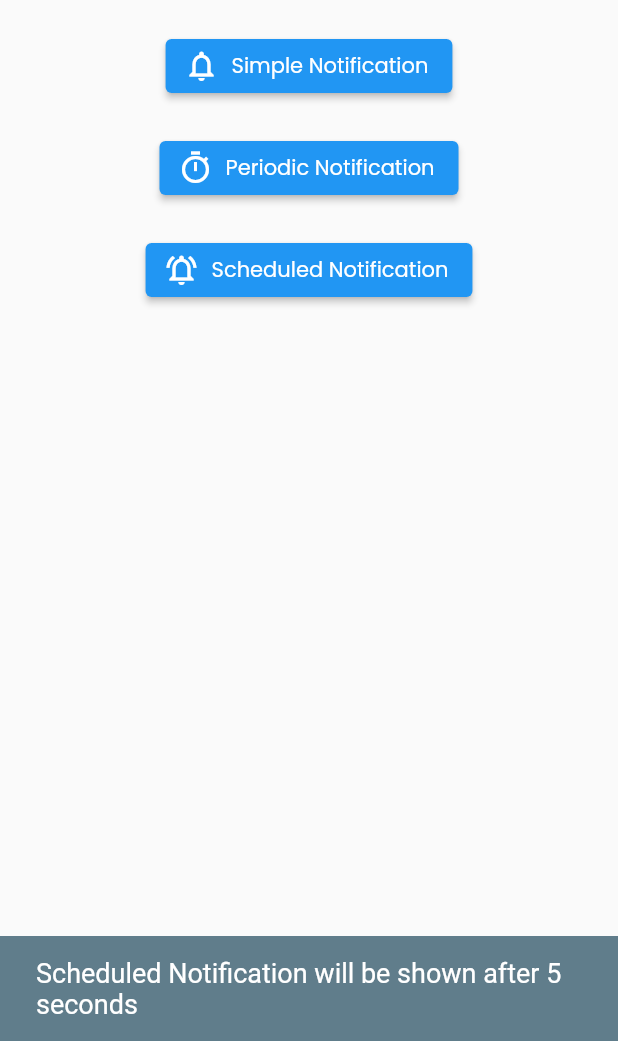
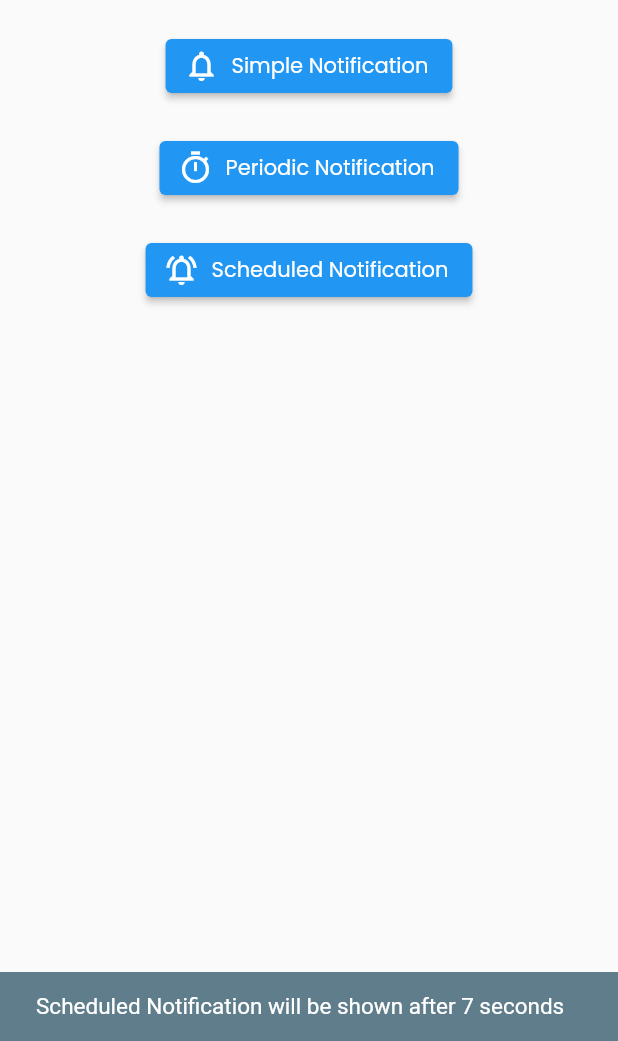
Before and after one commit to daudhiyaa/local-notification-app, a Flutter app: the screen it shows after launch, after a tap on "Scheduled Notification", on a phone screen of 412 x 824 dp, the part 195-1236 px from its top. Run offline on Flutter 3.47's test engine with Material 2 defaults, Android fonts, the phone set to English and light mode, and no system bars; our stand-ins replace flutter_local_notifications, rxdart, timezone.

Commit message:
fix: scheduled notification

```diff
--- a/lib/api/notification_api.dart
+++ b/lib/api/notification_api.dart
@@ -1,8 +1,8 @@
+import 'package:flutter/services.dart';
 import 'package:flutter_local_notifications/flutter_local_notifications.dart';
 import 'package:rxdart/rxdart.dart';
 import 'package:timezone/data/latest.dart' as tz;
 import 'package:timezone/timezone.dart' as tz;
-import 'package:flutter_native_timezone/flutter_native_timezone.dart';
 
 class NotificationApi {
   static final _notifications = FlutterLocalNotificationsPlugin();
@@ -13,6 +13,12 @@ class NotificationApi {
     const iOS = DarwinInitializationSettings();
     const settings = InitializationSettings(android: android, iOS: iOS);
 
+    // When App is Closed
+    final details = await _notifications.getNotificationAppLaunchDetails();
+    if (details != null && details.didNotificationLaunchApp) {
+      onNotifications.add(details.notificationResponse!.payload);
+    }
+
     await _notifications.initialize(
       settings,
       onDidReceiveNotificationResponse: (payload) async {
@@ -22,8 +28,6 @@ class NotificationApi {
 
     if (initScheduled) {
       tz.initializeTimeZones();
-      final locationName = await FlutterNativeTimezone.getLocalTimezone();
-      tz.setLocalLocation(tz.getLocation(locationName));
     }
   }
 
@@ -32,6 +36,23 @@ class NotificationApi {
     String channelName,
     String channelDesc,
   ) async {
+    String filePath = channelID.contains('1')
+        ? 'assets/icons/appstore.png'
+        : channelID.contains('2')
+            ? 'assets/icons/ISRDVB.png'
+            : 'assets/icons/ISRFM.png';
+    ByteData data = await rootBundle.load(filePath);
+    Uint8List bytes = data.buffer.asUint8List();
+
+    final ByteArrayAndroidBitmap notificationIcon =
+        ByteArrayAndroidBitmap(bytes);
+
+    final styleInformation = BigPictureStyleInformation(
+      notificationIcon,
+      largeIcon: notificationIcon,
+      contentTitle: 'Image Local Notification',
+    );
+
     return NotificationDetails(
       android: AndroidNotificationDetails(
         channelID,
@@ -39,6 +60,7 @@ class NotificationApi {
         channelDescription: channelDesc,
         importance: Importance.max,
         ticker: 'ticker',
+        styleInformation: styleInformation,
       ),
     );
   }
@@ -91,12 +113,12 @@ class NotificationApi {
         id,
         title,
         body,
-        _scheduleDaily(DateTime(scheduleDate.hour)),
-        // tz.TZDateTime.from(scheduleDate, tz.local),
+        // _scheduleDaily(DateTime(scheduleDate.hour)),
+        tz.TZDateTime.from(scheduleDate, tz.local),
         await _notificationDetails(
-          'Periodic Notification ID 2',
-          'Periodic Notification Channel Name',
-          'Periodic Notification Channel Description',
+          'Scheduled Notification ID 3',
+          'Scheduled Notification Channel Name',
+          'Scheduled Notification Channel Description',
         ),
         payload: payload,
         // androidAllowWhileIdle: true,
@@ -104,21 +126,4 @@ class NotificationApi {
         uiLocalNotificationDateInterpretation:
             UILocalNotificationDateInterpretation.absoluteTime,
       );
-
-  static tz.TZDateTime _scheduleDaily(DateTime time) {
-    final now = tz.TZDateTime.now(tz.local);
-    var scheduledDate = tz.TZDateTime(
-      tz.local,
-      now.year,
-      now.month,
-      now.day,
-      time.hour,
-      time.minute,
-      time.second,
-    );
-
-    return scheduledDate.isBefore(now)
-        ? scheduledDate.add(const Duration(days: 1))
-        : scheduledDate;
-  }
 }
--- a/lib/pages/home.dart
+++ b/lib/pages/home.dart
@@ -39,7 +39,6 @@ class _HomePageState extends State<HomePage> {
             const SizedBox(height: 20),
             ElevatedButton.icon(
               onPressed: () => NotificationApi.showNotification(
-                id: 1,
                 title: 'Hello Daud',
                 body: 'This is Local Notification',
                 payload: 'Local Notification Payload',
@@ -50,7 +49,6 @@ class _HomePageState extends State<HomePage> {
             const SizedBox(height: 20),
             ElevatedButton.icon(
               onPressed: () => NotificationApi.showPeriodicNotification(
-                id: 2,
                 title: 'Hello Daud',
                 body: 'This is Periodic Notification',
                 payload: 'Periodic Notification Payload',
@@ -61,18 +59,19 @@ class _HomePageState extends State<HomePage> {
             const SizedBox(height: 20),
             ElevatedButton.icon(
               onPressed: () {
+                int duration = 7;
+
                 NotificationApi.showScheduledNotification(
-                  id: 3,
                   title: 'Hello Daud',
                   body: 'This is Scheduled Notification',
                   payload: 'Scheduled Notification Payload',
-                  scheduleDate: DateTime.now().add(const Duration(seconds: 5)),
+                  scheduleDate: DateTime.now().add(Duration(seconds: duration)),
                 );
 
-                const snackbar = SnackBar(
+                final snackbar = SnackBar(
                   content: Text(
-                    'Scheduled Notification will be shown after 5 seconds',
-                    style: TextStyle(fontSize: 18),
+                    'Scheduled Notification will be shown after $duration seconds',
+                    style: const TextStyle(fontSize: 15),
                   ),
                   backgroundColor: Colors.blueGrey,
                 );
```
Also changed, not shown: assets/icons/ISRDVB.png (added), assets/icons/ISRFM.png (added).
